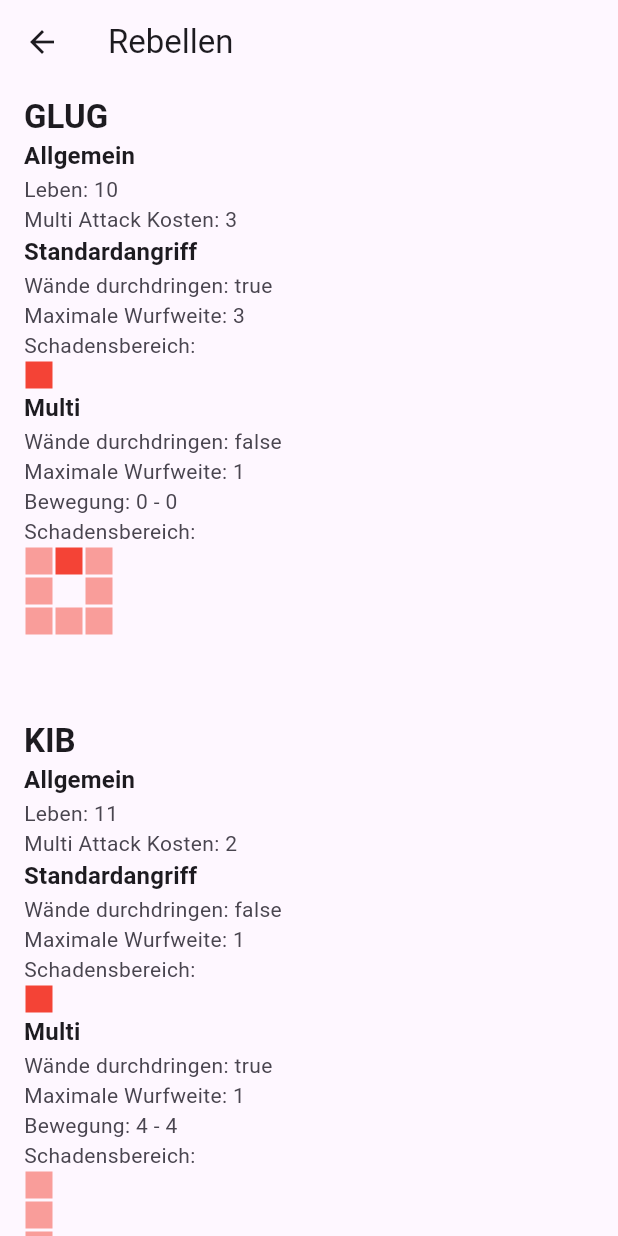
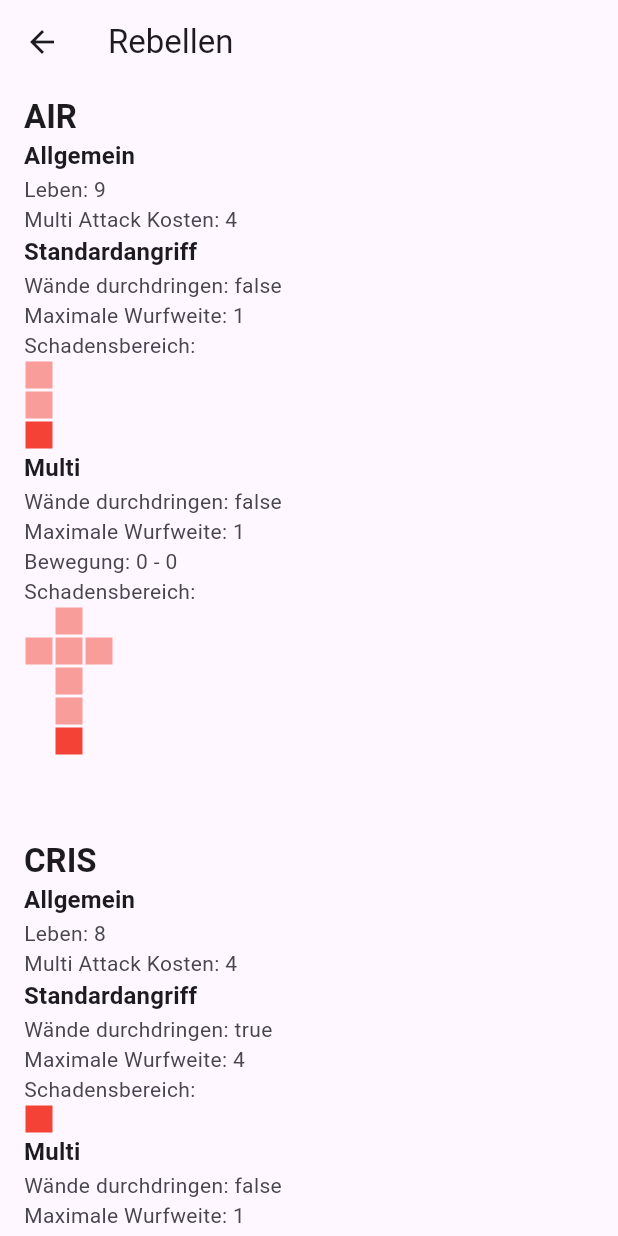
Before and after one commit to soumas/who-is-the-king-game, a Flutter app: the screen it shows after launch, after a tap on "Rebellen anzeigen", on a phone screen of 412 x 824 dp. Run offline on Flutter 3.47's test engine with Material 3 defaults, Android fonts, the phone set to English and light mode, and no system bars.

Commit message:
rebels list view with details

```diff
--- a/who_is_the_king_core/lib/src/gamefield/objects/characters/steve.dart
+++ b/who_is_the_king_core/lib/src/gamefield/objects/characters/steve.dart
@@ -4,8 +4,6 @@ import 'package:who_is_the_king_core/src/gamefield/objects/base/attack.dart';
 import 'package:who_is_the_king_core/src/gamefield/objects/base/character.dart';
 
 class Steve extends Character {
-  Steve({required super.position, required super.orientation});
-
   @override
   String get name => 'STEVE';
 
@@ -22,22 +20,17 @@ class Steve extends Character {
       const Point(0, 0),
       const Point(0, 1),
       const Point(0, 2),
-      const Point(0, 3)
+      const Point(0, 3),
     ],
-    canPenetrateWalls: false
+    canPenetrateWalls: false,
   );
 
   @override
-  MultiAttack get multiAttack =>
-      MultiAttack(
-        maxThrowingDistance: 3,
-        damageArea: [
-          const Point(0, 0),
-          const Point(0, 1),
-          const Point(0, -1),
-        ],
-        canPenetrateWalls: true
-        minMoveDistance: 0,
-        maxMoveDistance: 0
-      );
+  MultiAttack get multiAttack => MultiAttack(
+    maxThrowingDistance: 3,
+    damageArea: [const Point(0, 0), const Point(0, 1), const Point(0, -1)],
+    canPenetrateWalls: true,
+    minMoveDistance: 0,
+    maxMoveDistance: 0,
+  );
 }
--- a/who_is_the_king_core/lib/who_is_the_king_core.dart
+++ b/who_is_the_king_core/lib/who_is_the_king_core.dart
@@ -7,7 +7,14 @@ export 'src/who_is_the_king_core_base.dart';
 
 export 'src/gamefield/objects/base/attack.dart';
 export 'src/gamefield/objects/base/character.dart';
+export 'src/gamefield/objects/characters/air.dart';
+export 'src/gamefield/objects/characters/cris.dart';
+export 'src/gamefield/objects/characters/erick.dart';
 export 'src/gamefield/objects/characters/glug.dart';
 export 'src/gamefield/objects/characters/kib.dart';
+export 'src/gamefield/objects/characters/klomix.dart';
+export 'src/gamefield/objects/characters/lili.dart';
 export 'src/gamefield/objects/characters/phillip.dart';
+export 'src/gamefield/objects/characters/sarah.dart';
+export 'src/gamefield/objects/characters/steve.dart';
 export 'src/gamefield/objects/characters/zok.dart';
--- a/who_is_the_king_ui/lib/src/features/rebels/ui/list/rebels_list_state.dart
+++ b/who_is_the_king_ui/lib/src/features/rebels/ui/list/rebels_list_state.dart
@@ -5,6 +5,18 @@ class RebelsListState extends ValueNotifier<List<Character>> {
   RebelsListState() : super([]);
 
   void init() {
-    value = [Zok(), Glug(), Phillip(), Kib()]..sort((a, b) => a.name.compareTo(b.name));
+    value = [
+      Air(),
+      Cris(),
+      Erick(),
+      Glug(),
+      Kib(),
+      Klomix(),
+      Lili(),
+      Phillip(),
+      Sarah(),
+      Steve(),
+      Zok(),
+    ]..sort((a, b) => a.name.compareTo(b.name));
   }
 }
```
Also changed, not shown: who_is_the_king_core/lib/src/gamefield/objects/characters/air.dart (+4 -12 lines), who_is_the_king_core/lib/src/gamefield/objects/characters/cris.dart (+3 -6 lines), who_is_the_king_core/lib/src/gamefield/objects/characters/erick.dart (+4 -8 lines), who_is_the_king_core/lib/src/gamefield/objects/characters/klomix.dart (+5 -8 lines), who_is_the_king_core/lib/src/gamefield/objects/characters/lili.dart (+5 -8 lines), who_is_the_king_core/lib/src/gamefield/objects/characters/sarah.dart (+6 -15 lines).
